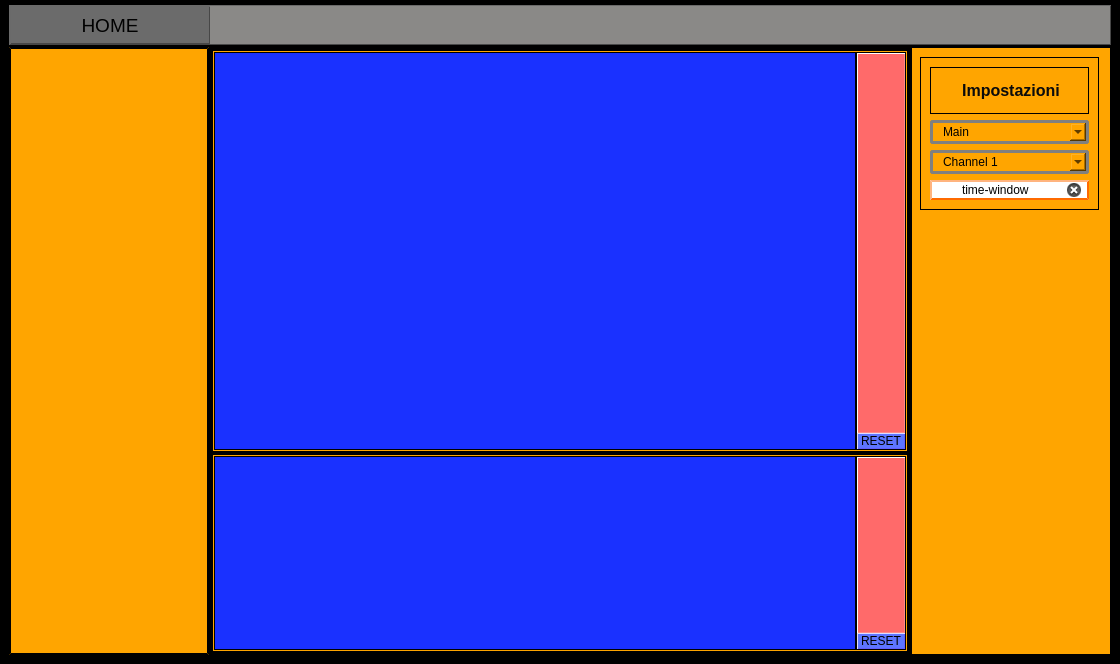
Above: Qt Creator/Mainwindow_grafico.ui from Mixer97/tesi_triennale before the change. Below: the same form after it.
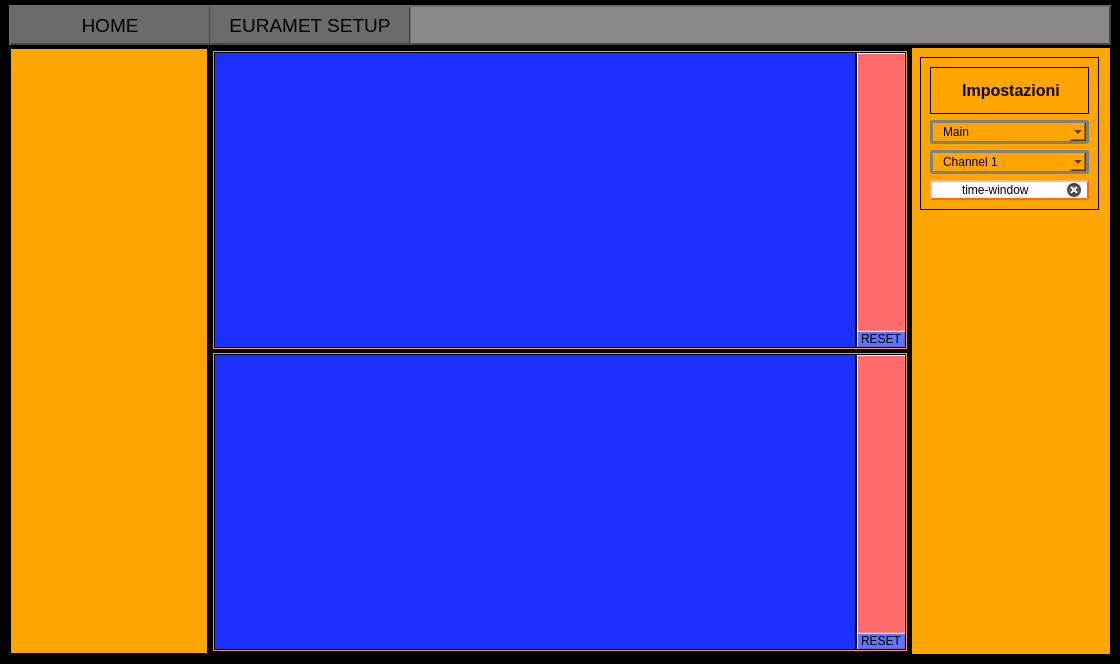
That is the form after the change. Custom widgets are drawn as their Qt base class.

Commit message: creazione finestre per euramet

Patch:
```diff
--- a/Qt Creator/Mainwindow_grafico.ui
+++ b/Qt Creator/Mainwindow_grafico.ui
@@ -151,7 +151,7 @@
              <item>
               <widget class="QStackedWidget" name="stackedWidget_SG600">
                <property name="sizePolicy">
-                <sizepolicy hsizetype="Preferred" vsizetype="Preferred">
+                <sizepolicy hsizetype="Preferred" vsizetype="Expanding">
                  <horstretch>0</horstretch>
                  <verstretch>0</verstretch>
                 </sizepolicy>
@@ -551,7 +551,7 @@
              <item>
               <widget class="QStackedWidget" name="stackedWidget_Laumas">
                <property name="sizePolicy">
-                <sizepolicy hsizetype="Expanding" vsizetype="Preferred">
+                <sizepolicy hsizetype="Expanding" vsizetype="Expanding">
                  <horstretch>0</horstretch>
                  <verstretch>0</verstretch>
                 </sizepolicy>
@@ -559,10 +559,16 @@
                <property name="maximumSize">
                 <size>
                  <width>16777215</width>
-                 <height>200</height>
+                 <height>300000</height>
                 </size>
                </property>
                <widget class="QWidget" name="page_CH1">
+                <property name="sizePolicy">
+                 <sizepolicy hsizetype="Preferred" vsizetype="Expanding">
+                  <horstretch>0</horstretch>
+                  <verstretch>0</verstretch>
+                 </sizepolicy>
+                </property>
                 <layout class="QGridLayout" name="gridLayout_9">
                  <property name="leftMargin">
                   <number>2</number>
@@ -594,6 +600,12 @@
                  </item>
                  <item row="0" column="1">
                   <widget class="QFrame" name="frame_16">
+                   <property name="sizePolicy">
+                    <sizepolicy hsizetype="Preferred" vsizetype="Expanding">
+                     <horstretch>0</horstretch>
+                     <verstretch>0</verstretch>
+                    </sizepolicy>
+                   </property>
                    <property name="maximumSize">
                     <size>
                      <width>50</width>
@@ -1303,7 +1315,7 @@
       <property name="frameShadow">
        <enum>QFrame::Raised</enum>
       </property>
-      <layout class="QVBoxLayout" name="verticalLayout_5">
+      <layout class="QHBoxLayout" name="horizontalLayout_2">
        <property name="spacing">
         <number>0</number>
        </property>
@@ -1364,6 +1376,61 @@
          </property>
         </widget>
        </item>
+       <item>
+        <widget class="QPushButton" name="pushButton_Euramet">
+         <property name="sizePolicy">
+          <sizepolicy hsizetype="Minimum" vsizetype="Preferred">
+           <horstretch>0</horstretch>
+           <verstretch>0</verstretch>
+          </sizepolicy>
+         </property>
+         <property name="maximumSize">
+          <size>
+           <width>200</width>
+           <height>16777215</height>
+          </size>
+         </property>
+         <property name="font">
+          <font>
+           <pointsize>14</pointsize>
+           <italic>false</italic>
+           <bold>false</bold>
+           <strikeout>false</strikeout>
+          </font>
+         </property>
+         <property name="cursor">
+          <cursorShape>PointingHandCursor</cursorShape>
+         </property>
+         <property name="styleSheet">
+          <string notr="true">QPushButton{
+	border-width: 1px;
+	background-color:rgb(107, 107, 107);
+	color: rgb(0, 0, 0);
+}
+
+QPushButton::pressed{
+	border-width: 1px;
+	background-color:rgb(56, 56, 56);
+	color: rgb(0, 0, 0);
+
+
+}</string>
+         </property>
+         <property name="text">
+          <string>EURAMET SETUP</string>
+         </property>
+        </widget>
+       </item>
+       <item>
+        <widget class="QFrame" name="frame_4">
+         <property name="frameShape">
+          <enum>QFrame::StyledPanel</enum>
+         </property>
+         <property name="frameShadow">
+          <enum>QFrame::Raised</enum>
+         </property>
+        </widget>
+       </item>
       </layout>
      </widget>
     </item>
```
Left out of the diff: 14 changed lines with no effect on the pictures. The commit also changes 14 other files.
